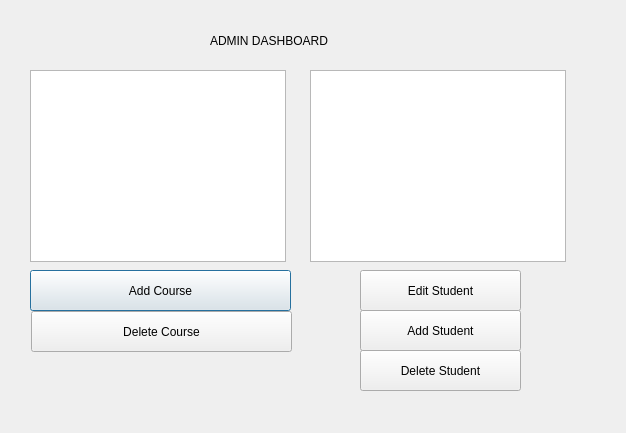
The window that admin_dashboard.ui (suhaibchaudhry/lms_project) describes before a commit, drawn with Qt 5.
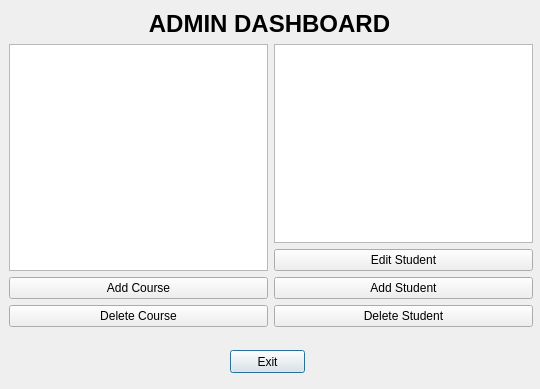
The same window after the commit.

Commit message: modified admin dashboard to final stage

What changed in the file:
```diff
--- a/admin_dashboard.ui
+++ b/admin_dashboard.ui
@@ -6,8 +6,8 @@
    <rect>
     <x>0</x>
     <y>0</y>
-    <width>626</width>
-    <height>433</height>
+    <width>540</width>
+    <height>389</height>
    </rect>
   </property>
   <property name="windowTitle">
@@ -16,101 +16,100 @@
   <widget class="QLabel" name="label">
    <property name="geometry">
     <rect>
-     <x>210</x>
-     <y>10</y>
-     <width>201</width>
-     <height>61</height>
+     <x>9</x>
+     <y>9</y>
+     <width>521</width>
+     <height>29</height>
     </rect>
    </property>
+   <property name="font">
+    <font>
+     <pointsize>18</pointsize>
+     <weight>75</weight>
+     <bold>true</bold>
+    </font>
+   </property>
    <property name="text">
     <string>ADMIN DASHBOARD</string>
    </property>
-  </widget>
-  <widget class="QPushButton" name="addCourse">
-   <property name="geometry">
-    <rect>
-     <x>30</x>
-     <y>270</y>
-     <width>261</width>
-     <height>41</height>
-    </rect>
+   <property name="alignment">
+    <set>Qt::AlignCenter</set>
    </property>
-   <property name="text">
-    <string>Add Course</string>
-   </property>
   </widget>
-  <widget class="QListView" name="activeCourses">
+  <widget class="QPushButton" name="pushButton">
    <property name="geometry">
     <rect>
-     <x>30</x>
-     <y>70</y>
-     <width>256</width>
-     <height>192</height>
-    </rect>
-   </property>
-  </widget>
-  <widget class="QListView" name="activeStudents">
-   <property name="geometry">
-    <rect>
-     <x>310</x>
-     <y>70</y>
-     <width>256</width>
-     <height>192</height>
-    </rect>
-   </property>
-  </widget>
-  <widget class="QPushButton" name="deleteCourse">
-   <property name="geometry">
-    <rect>
-     <x>31</x>
-     <y>311</y>
-     <width>261</width>
-     <height>41</height>
-    </rect>
-   </property>
-   <property name="text">
-    <string>Delete Course</string>
-   </property>
-  </widget>
-  <widget class="QPushButton" name="editStudent">
-   <property name="geometry">
-    <rect>
-     <x>360</x>
-     <y>270</y>
-     <width>161</width>
-     <height>41</height>
-    </rect>
-   </property>
-   <property name="text">
-    <string>Edit Student</string>
-   </property>
-  </widget>
-  <widget class="QPushButton" name="addStudent">
-   <property name="geometry">
-    <rect>
-     <x>360</x>
-     <y>310</y>
-     <width>161</width>
-     <height>41</height>
-    </rect>
-   </property>
-   <property name="text">
-    <string>Add Student</string>
-   </property>
-  </widget>
-  <widget class="QPushButton" name="deleteStudent">
-   <property name="geometry">
-    <rect>
-     <x>360</x>
+     <x>230</x>
      <y>350</y>
-     <width>161</width>
-     <height>41</height>
+     <width>75</width>
+     <height>23</height>
     </rect>
    </property>
    <property name="text">
-    <string>Delete Student</string>
+    <string>Exit</string>
    </property>
   </widget>
+  <widget class="QWidget" name="">
+   <property name="geometry">
+    <rect>
+     <x>9</x>
+     <y>44</y>
+     <width>524</width>
+     <height>283</height>
+    </rect>
+   </property>
+   <layout class="QHBoxLayout" name="horizontalLayout">
+    <item>
+     <layout class="QVBoxLayout" name="verticalLayout">
+      <item>
+       <widget class="QListView" name="activeCourses"/>
+      </item>
+      <item>
+       <widget class="QPushButton" name="addCourse">
+        <property name="text">
+         <string>Add Course</string>
+        </property>
+       </widget>
+      </item>
+      <item>
+       <widget class="QPushButton" name="deleteCourse">
+        <property name="text">
+         <string>Delete Course</string>
+        </property>
+       </widget>
+      </item>
+     </layout>
+    </item>
+    <item>
+     <layout class="QVBoxLayout" name="verticalLayout_2">
+      <item>
+       <widget class="QListView" name="activeStudents"/>
+      </item>
+      <item>
+       <widget class="QPushButton" name="editStudent">
+        <property name="text">
+         <string>Edit Student</string>
+        </property>
+       </widget>
+      </item>
+      <item>
+       <widget class="QPushButton" name="addStudent">
+        <property name="text">
+         <string>Add Student</string>
+        </property>
+       </widget>
+      </item>
+      <item>
+       <widget class="QPushButton" name="deleteStudent">
+        <property name="text">
+         <string>Delete Student</string>
+        </property>
+       </widget>
+      </item>
+     </layout>
+    </item>
+   </layout>
+  </widget>
  </widget>
  <resources/>
  <connections/>
```
Left out of the diff: 19 changed lines with no effect on the pictures. The commit also changes 2 other files.
